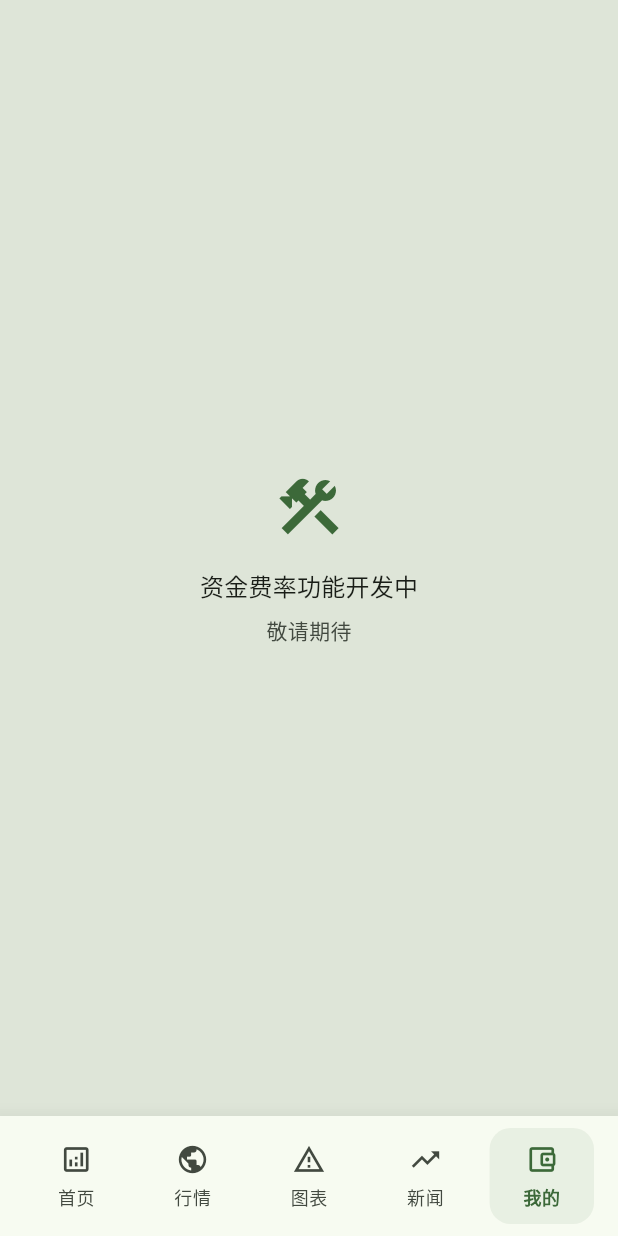
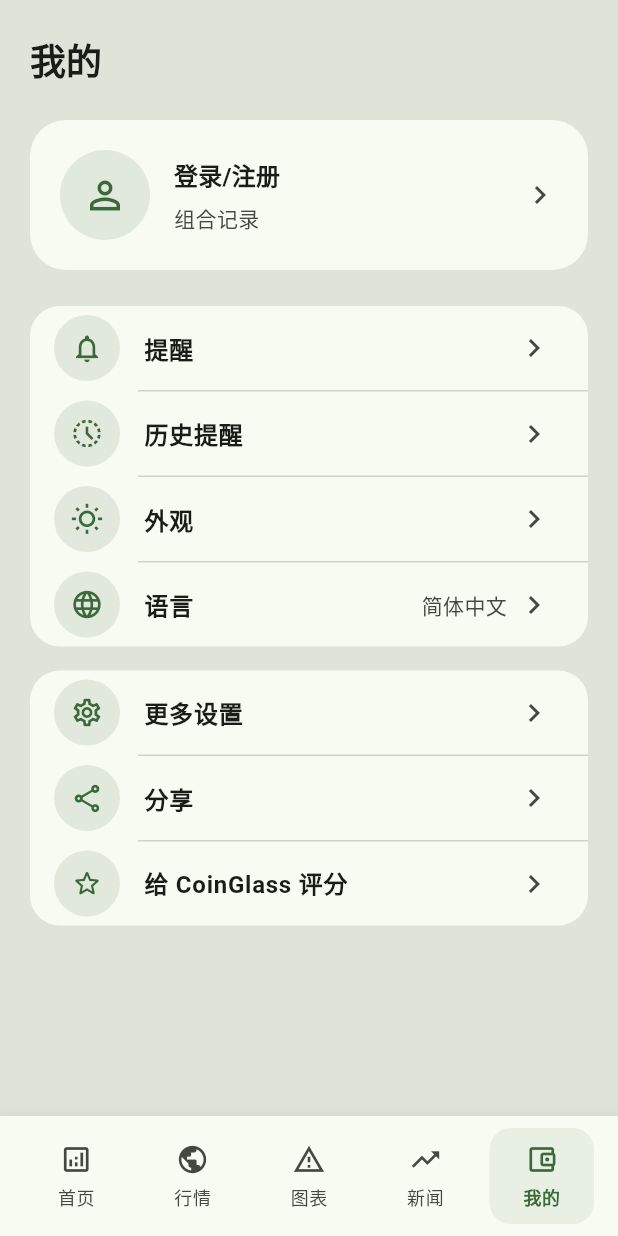
Before and after one commit to lyf-yuanyou/flutter_coinglass, a Flutter app: the screen it shows after launch, item 5 of the bottom bar chosen, on a phone screen of 412 x 824 dp. Run offline on Flutter 3.47's test engine with Material 3 defaults, Android fonts, the phone set to English and light mode, and no system bars; our stand-ins replace auto_route, get; network calls fail.

```diff
--- a/lib/src/presentation/home_screen.dart
+++ b/lib/src/presentation/home_screen.dart
@@ -5,7 +5,8 @@ import 'package:intl/intl.dart';
 
 import '../data/coinglass_api.dart';
 import '../data/models.dart';
-import '../router/app_router.dart' show ReminderRoute;
+import '../router/app_router.dart' show LoginRoute, ReminderRoute;
+import 'my_profile_tab.dart';
 import 'widgets/custom_bottom_nav_bar.dart';
 
 const List<String> _categoryLabels = <String>[
@@ -67,6 +68,10 @@ class _HomeScreenState extends State<HomeScreen> {
       ..showSnackBar(
         const SnackBar(content: Text('功能开发中，敬请期待。')),
       );
+  }
+
+  void _openLogin() {
+    context.router.push(const LoginRoute());
   }
 
   void _openReminderCenter() {
@@ -199,7 +204,10 @@ class _HomeScreenState extends State<HomeScreen> {
             const _ComingSoonView(title: '清算地图'),
             const _ComingSoonView(title: '爆仓信息'),
             const _ComingSoonView(title: '多空比'),
-            const _ComingSoonView(title: '资金费率'),
+            MyProfileTab(
+              onLoginTap: _openLogin,
+              onPlaceholderTap: _showComingSoon,
+            ),
           ],
         );
       }),
--- /dev/null
+++ b/lib/src/presentation/my_profile_tab.dart
@@ -0,0 +1,246 @@
+import 'package:flutter/material.dart';
+
+class MyProfileTab extends StatelessWidget {
+  const MyProfileTab({
+    super.key,
+    required this.onLoginTap,
+    required this.onPlaceholderTap,
+  });
+
+  final VoidCallback onLoginTap;
+  final VoidCallback onPlaceholderTap;
+
+  @override
+  Widget build(BuildContext context) {
+    final theme = Theme.of(context);
+    final Color backgroundColor = theme.colorScheme.surfaceVariant.withOpacity(
+      theme.brightness == Brightness.dark ? 0.25 : 0.15,
+    );
+
+    return ColoredBox(
+      color: backgroundColor,
+      child: SafeArea(
+        bottom: false,
+        child: ListView(
+          physics: const BouncingScrollPhysics(),
+          padding: const EdgeInsets.symmetric(horizontal: 20, vertical: 24),
+          children: <Widget>[
+            Text(
+              '我的',
+              style: theme.textTheme.headlineSmall?.copyWith(
+                fontWeight: FontWeight.bold,
+              ),
+            ),
+            const SizedBox(height: 24),
+            _ProfileHeader(onTap: onLoginTap),
+            const SizedBox(height: 24),
+            _SettingsCard(
+              items: <_SettingsItemData>[
+                _SettingsItemData(
+                  icon: Icons.notifications_none_outlined,
+                  label: '提醒',
+                  onTap: onPlaceholderTap,
+                ),
+                _SettingsItemData(
+                  icon: Icons.history_toggle_off,
+                  label: '历史提醒',
+                  onTap: onPlaceholderTap,
+                ),
+                _SettingsItemData(
+                  icon: Icons.wb_sunny_outlined,
+                  label: '外观',
+                  onTap: onPlaceholderTap,
+                ),
+                _SettingsItemData(
+                  icon: Icons.language,
+                  label: '语言',
+                  trailingLabel: '简体中文',
+                  onTap: onPlaceholderTap,
+                ),
+              ],
+            ),
+            const SizedBox(height: 16),
+            _SettingsCard(
+              items: <_SettingsItemData>[
+                _SettingsItemData(
+                  icon: Icons.settings_outlined,
+                  label: '更多设置',
+                  onTap: onPlaceholderTap,
+                ),
+                _SettingsItemData(
+                  icon: Icons.share_outlined,
+                  label: '分享',
+                  onTap: onPlaceholderTap,
+                ),
+                _SettingsItemData(
+                  icon: Icons.star_border_rounded,
+                  label: '给 CoinGlass 评分',
+                  onTap: onPlaceholderTap,
+                ),
+              ],
+            ),
+            const SizedBox(height: 32),
+          ],
+        ),
+      ),
+    );
+  }
+}
+
+class _ProfileHeader extends StatelessWidget {
+  const _ProfileHeader({required this.onTap});
+
+  final VoidCallback onTap;
+
+  @override
+  Widget build(BuildContext context) {
+    final theme = Theme.of(context);
+    final Color surface = theme.colorScheme.surface;
+    final Color accent = theme.colorScheme.primary;
+
+    return Material(
+      color: surface,
+      borderRadius: BorderRadius.circular(24),
+      child: InkWell(
+        borderRadius: BorderRadius.circular(24),
+        onTap: onTap,
+        child: Padding(
+          padding: const EdgeInsets.all(20),
+          child: Row(
+            children: <Widget>[
+              CircleAvatar(
+                radius: 30,
+                backgroundColor: accent.withOpacity(0.12),
+                child: Icon(
+                  Icons.person_outline,
+                  size: 30,
+                  color: accent,
+                ),
+              ),
+              const SizedBox(width: 16),
+              Expanded(
+                child: Column(
+                  crossAxisAlignment: CrossAxisAlignment.start,
+                  children: <Widget>[
+                    Text(
+                      '登录/注册',
+                      style: theme.textTheme.titleMedium?.copyWith(
+                        fontWeight: FontWeight.w600,
+                      ),
+                    ),
+                    const SizedBox(height: 6),
+                    Text(
+                      '组合记录',
+                      style: theme.textTheme.bodyMedium?.copyWith(
+                        color: theme.colorScheme.onSurfaceVariant,
+                      ),
+                    ),
+                  ],
+                ),
+              ),
+              Icon(
+                Icons.chevron_right,
+                color: theme.colorScheme.onSurfaceVariant,
+              ),
+            ],
+          ),
+        ),
+      ),
+    );
+  }
+}
+
+class _SettingsCard extends StatelessWidget {
+  const _SettingsCard({required this.items});
+
+  final List<_SettingsItemData> items;
+
+  @override
+  Widget build(BuildContext context) {
+    final theme = Theme.of(context);
+    return Card(
+      margin: EdgeInsets.zero,
+      elevation: 0,
+      color: theme.colorScheme.surface,
+      shape: RoundedRectangleBorder(borderRadius: BorderRadius.circular(20)),
+      child: Column(
+        children: <Widget>[
+          for (int i = 0; i < items.length; i++) ...<Widget>[
+            if (i != 0)
+              Divider(
+                height: 1,
+                thickness: 1,
+                indent: 72,
+                color: theme.dividerColor.withOpacity(0.3),
+              ),
+            _SettingsTile(data: items[i]),
+          ],
+        ],
+      ),
+    );
+  }
+}
+
+class _SettingsItemData {
+  const _SettingsItemData({
+    required this.icon,
+    required this.label,
+    required this.onTap,
+    this.trailingLabel,
+  });
+
+  final IconData icon;
+  final String label;
+  final String? trailingLabel;
+  final VoidCallback onTap;
+}
+
+class _SettingsTile extends StatelessWidget {
+  const _SettingsTile({required this.data});
+
+  final _SettingsItemData data;
+
+  @override
+  Widget build(BuildContext context) {
+    final theme = Theme.of(context);
+    final Color accent = theme.colorScheme.primary;
+
+    return ListTile(
+      onTap: data.onTap,
+      leading: Container(
+        width: 44,
+        height: 44,
+        decoration: BoxDecoration(
+          color: accent.withOpacity(0.12),
+          shape: BoxShape.circle,
+        ),
+        alignment: Alignment.center,
+        child: Icon(data.icon, color: accent, size: 22),
+      ),
+      title: Text(
+        data.label,
+        style: theme.textTheme.bodyLarge?.copyWith(
+          fontWeight: FontWeight.w600,
+        ),
+      ),
+      trailing: Row(
+        mainAxisSize: MainAxisSize.min,
+        children: <Widget>[
+          if (data.trailingLabel != null) ...<Widget>[
+            Text(
+              data.trailingLabel!,
+              style: theme.textTheme.bodyMedium?.copyWith(
+                color: theme.colorScheme.onSurfaceVariant,
+              ),
+            ),
+            const SizedBox(width: 6),
+          ],
+          Icon(
+            Icons.chevron_right,
+            color: theme.colorScheme.onSurfaceVariant,
+          ),
+        ],
+      ),
+    );
+  }
+}
--- a/lib/src/router/app_router.dart
+++ b/lib/src/router/app_router.dart
@@ -1,6 +1,7 @@
 import 'package:auto_route/auto_route.dart';
 
 import '../presentation/home_screen.dart';
+import '../presentation/login_screen.dart';
 import '../presentation/reminder_screen.dart';
 
 part 'app_router.gr.dart';
@@ -11,5 +12,12 @@ class AppRouter extends _$AppRouter {
   List<AutoRoute> get routes => <AutoRoute>[
         AutoRoute(page: HomeRoute.page, path: '/'),
         AutoRoute(page: ReminderRoute.page, path: '/reminder'),
+        CustomRoute(
+          page: LoginRoute.page,
+          path: '/login',
+          durationInMilliseconds: 320,
+          reverseDurationInMilliseconds: 280,
+          transitionsBuilder: TransitionsBuilders.slideBottom,
+        ),
       ];
 }
```
Also changed, not shown: lib/src/presentation/login_screen.dart (added, +213 -0 lines), lib/src/router/app_router.gr.dart.
